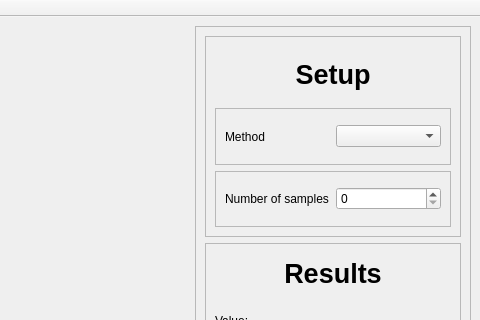
Spror/Monte-Carolo-cpu-gpu, file ui/mainwindow.ui: the form before one commit; both pictures show x 800 to 1280 and y 0 to 320 of the 1280 by 720 pixel window.
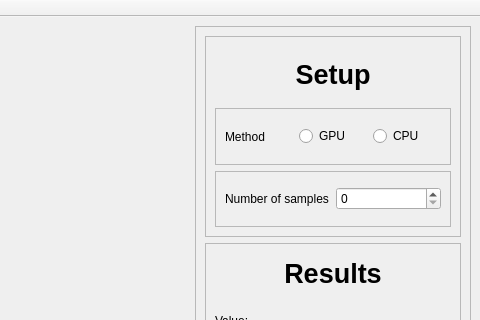
The form after the commit. Custom widgets are drawn as their Qt base class.

Commit message: change from the combo box to radio buttons

Patch:
```diff
--- a/ui/mainwindow.ui
+++ b/ui/mainwindow.ui
@@ -94,7 +94,18 @@
                       </widget>
                      </item>
                      <item>
-                      <widget class="QComboBox" name="comboBox"/>
+                      <widget class="QRadioButton" name="radioButton_2">
+                       <property name="text">
+                        <string>GPU</string>
+                       </property>
+                      </widget>
+                     </item>
+                     <item>
+                      <widget class="QRadioButton" name="radioButton">
+                       <property name="text">
+                        <string>CPU</string>
+                       </property>
+                      </widget>
                      </item>
                     </layout>
                    </widget>
```
The commit also changes 1 other file.
